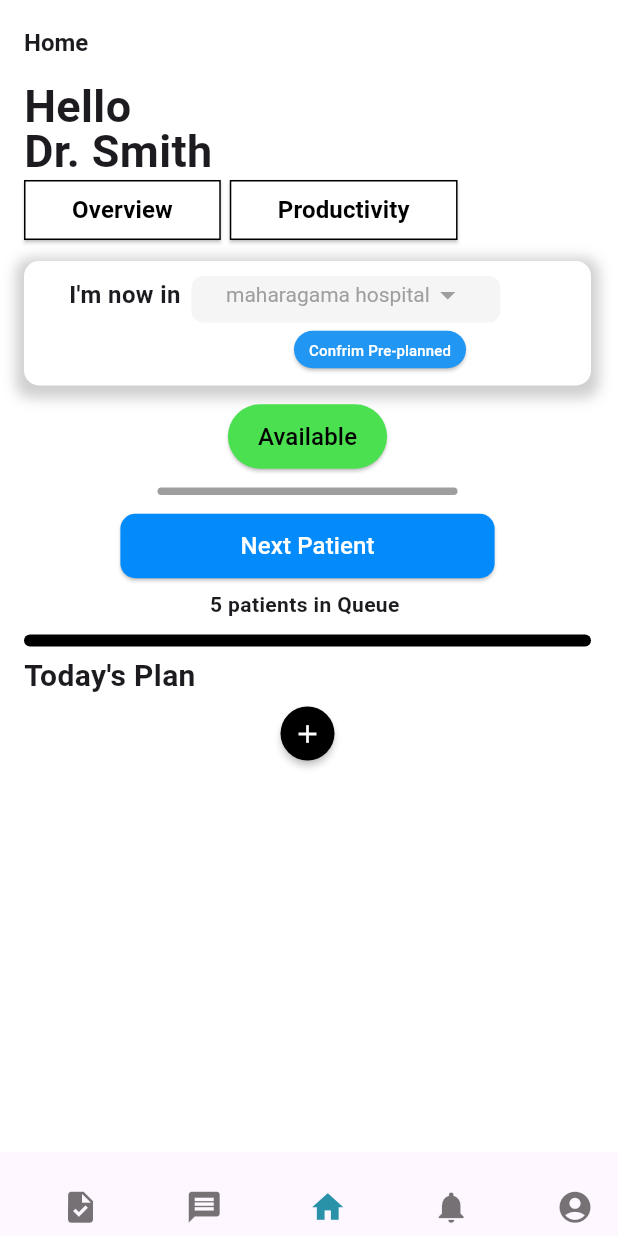
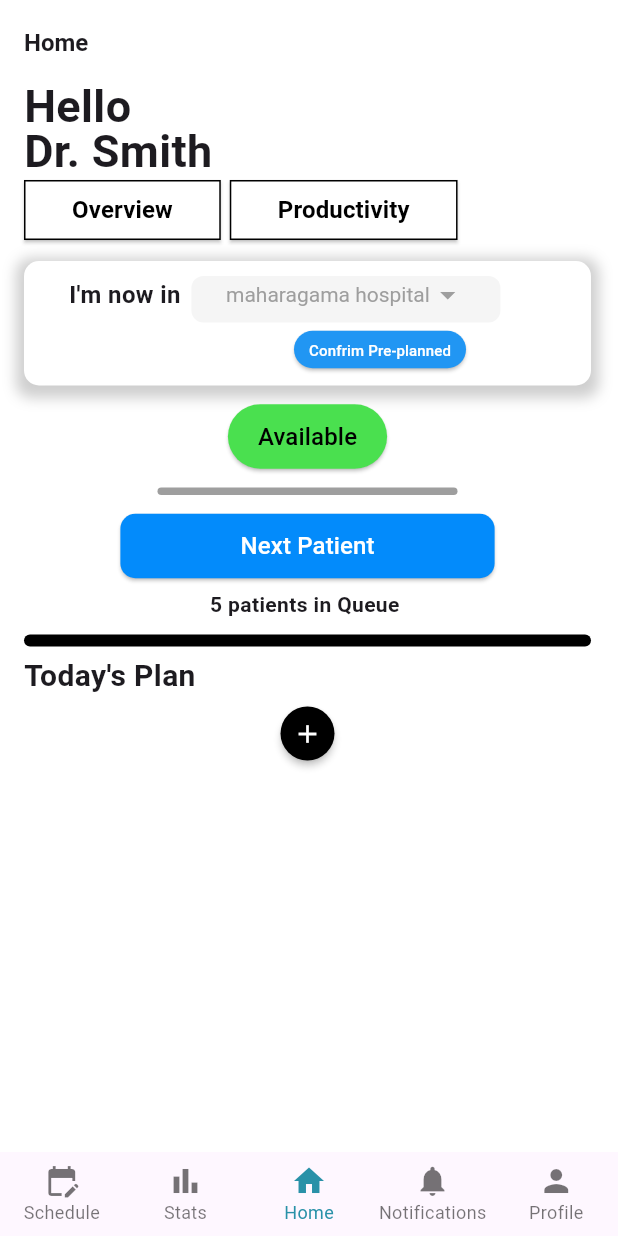
Before and after one commit to Madushansuriyabandara/Mediconnect, a Flutter app: the screen it shows after launch, on a phone screen of 412 x 824 dp. Run offline on Flutter 3.47's test engine with Material 3 defaults, Android fonts, the phone set to English and light mode, and no system bars.

Commit message:
Initial commit

```diff
--- a/lib/default.dart
+++ b/lib/default.dart
@@ -29,20 +29,10 @@ class _AppState extends State<App> {
     const Text('Profile', style: TextStyle(fontSize: 35, fontWeight: FontWeight.bold)),
   ];
 
-  BottomNavigationBarItem _buildBottomNavigationBarItem(IconData icon, int index) {
+  BottomNavigationBarItem _buildBottomNavigationBarItem(IconData icon, String label) {
     return BottomNavigationBarItem(
-      icon: Container(
-        width: _selectedIndex == index ? 0 : 0,
-        height: _selectedIndex == index ? 0 : 0,
-        decoration: BoxDecoration(
-          shape: BoxShape.circle,
-          color: _selectedIndex == index
-              ? const Color.fromARGB(255, 220, 173, 100)
-              : Colors.transparent,
-        ),
-        child: Icon(icon, size: 25),
-      ),
-      label: '',
+      icon:Icon(icon),
+      label: label,
     );
   }
 
@@ -56,16 +46,16 @@ class _AppState extends State<App> {
         type: BottomNavigationBarType.fixed,
         elevation: 0,
         items: [
-          _buildBottomNavigationBarItem(Icons.task, 0),
-          _buildBottomNavigationBarItem(Icons.message, 1),
-          _buildBottomNavigationBarItem(Icons.home, 2),
-          _buildBottomNavigationBarItem(Icons.notifications, 3),
-          _buildBottomNavigationBarItem(Icons.account_circle, 4),
+          _buildBottomNavigationBarItem(Icons.edit_calendar, 'Schedule'),
+          _buildBottomNavigationBarItem(Icons.bar_chart, 'Stats'),
+          _buildBottomNavigationBarItem(Icons.home, 'Home'),
+          _buildBottomNavigationBarItem(Icons.notifications, 'Notifications'),
+          _buildBottomNavigationBarItem(Icons.person, 'Profile'),
         ],
         currentIndex: _selectedIndex,
         selectedItemColor: const Color.fromRGBO(41, 145, 168, 1),
-        showSelectedLabels: false,
-        showUnselectedLabels: false,
+        selectedLabelStyle: const TextStyle(fontSize: 12),
+        unselectedLabelStyle: const TextStyle(fontSize: 12),
         onTap: _onItemTapped,
       ),
     );
```
